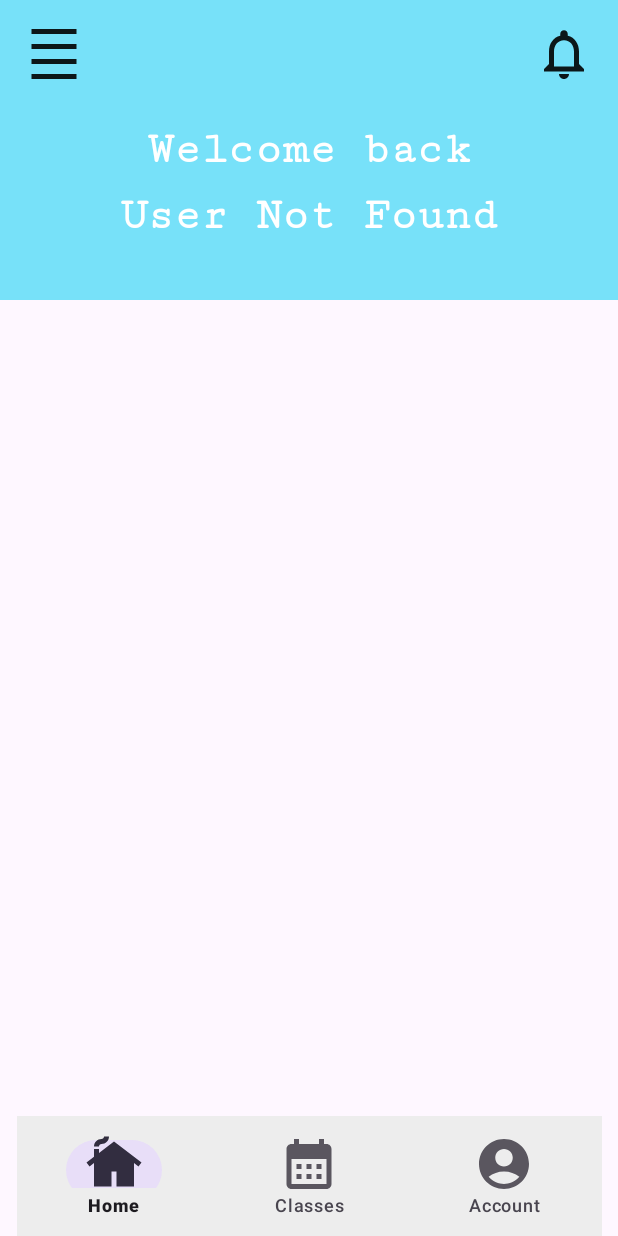
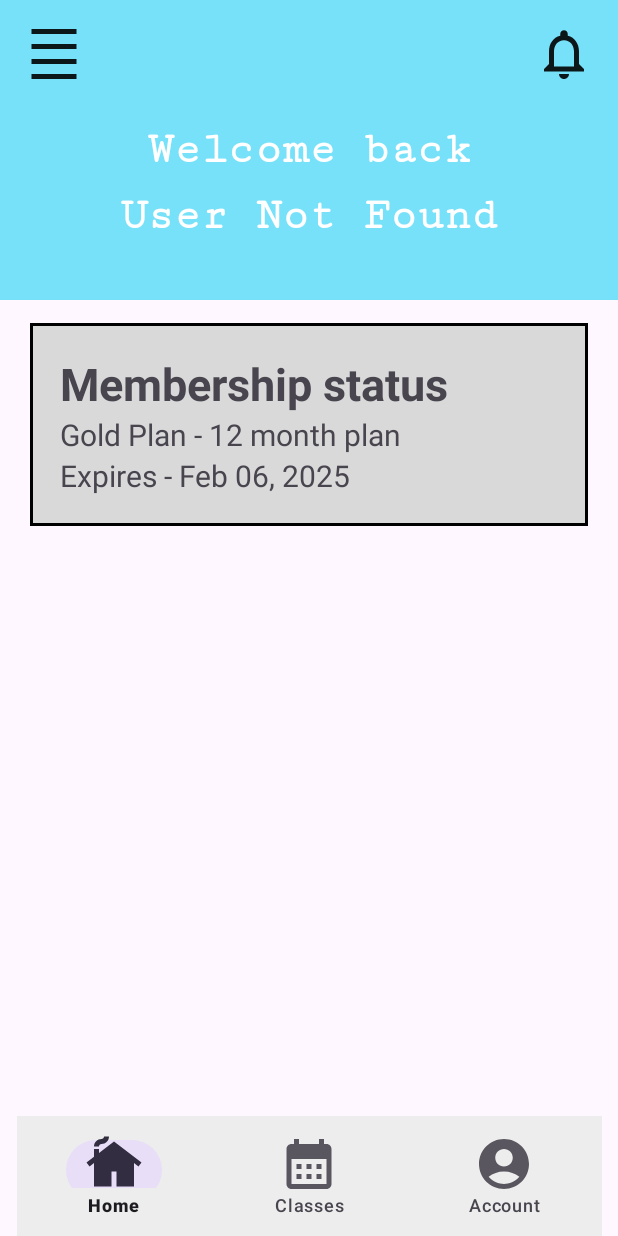
Before and after one commit to Rahul220344548/FinalYearProject, an Android app: the HomeFragment screen opened directly, with no data from a screen before it, on a phone screen of 412 x 824 dp. Run offline under Robolectric (Android 15) with nearby library versions, the light colour scheme and no system bars; our stand-ins replace Firebase (no records; nobody signed in at launch, a user with empty details on screens opened directly).

Commit message:
create a membership status and upcoming bookings containers in home fragment

```diff
--- a/app/src/main/res/drawable/linear_layout_border.xml
+++ b/app/src/main/res/drawable/linear_layout_border.xml
@@ -3,5 +3,5 @@
     <stroke
         android:width="2dp"
         android:color="@android:color/black" />
-    <corners android:radius="8dp" />
+
 </shape>
--- a/app/src/main/res/layout/fragment_home.xml
+++ b/app/src/main/res/layout/fragment_home.xml
@@ -1,11 +1,48 @@
 <?xml version="1.0" encoding="utf-8"?>
-<FrameLayout xmlns:android="http://schemas.android.com/apk/res/android"
+<LinearLayout xmlns:android="http://schemas.android.com/apk/res/android"
     xmlns:tools="http://schemas.android.com/tools"
     android:layout_width="match_parent"
     android:layout_height="match_parent"
+    android:orientation="vertical"
     tools:context=".HomeFragment">
-    <include layout = "@layout/nav_header"/>
+
+
+    <include layout="@layout/nav_header" />
+
+    <LinearLayout
+        xmlns:android="http://schemas.android.com/apk/res/android"
+        android:layout_width="match_parent"
+        android:layout_height="wrap_content"
+        android:orientation="vertical"
+        android:layout_marginTop="15dp"
+        android:layout_marginStart="20dp"
+        android:layout_marginEnd="20dp"
+        android:background="@drawable/linear_layout_border"
+        android:padding="20dp">
+
+        <TextView
+            android:id="@+id/MembershipStatusTitle"
+            android:layout_width="wrap_content"
+            android:layout_height="wrap_content"
+            android:text="Membership status"
+            android:textSize="30sp"
+            android:textStyle="bold" />
+
+        <TextView
+            android:id="@+id/MembershipTypeTitle"
+            android:layout_width="wrap_content"
+            android:layout_height="wrap_content"
+            android:textSize="20sp"
+            android:text="Gold Plan - 12 month plan" />
+
+        <TextView
+            android:id="@+id/planPrice"
+            android:layout_width="wrap_content"
+            android:layout_height="wrap_content"
+            android:text="Expires - Feb 06, 2025"
+            android:textSize="20sp"/>
+    </LinearLayout>
 
 
 
-</FrameLayout>
+</LinearLayout>
```
Also changed, not shown: app/src/main/res/layout/upcoming_booking_container.xml (added, +71 -0 lines).
